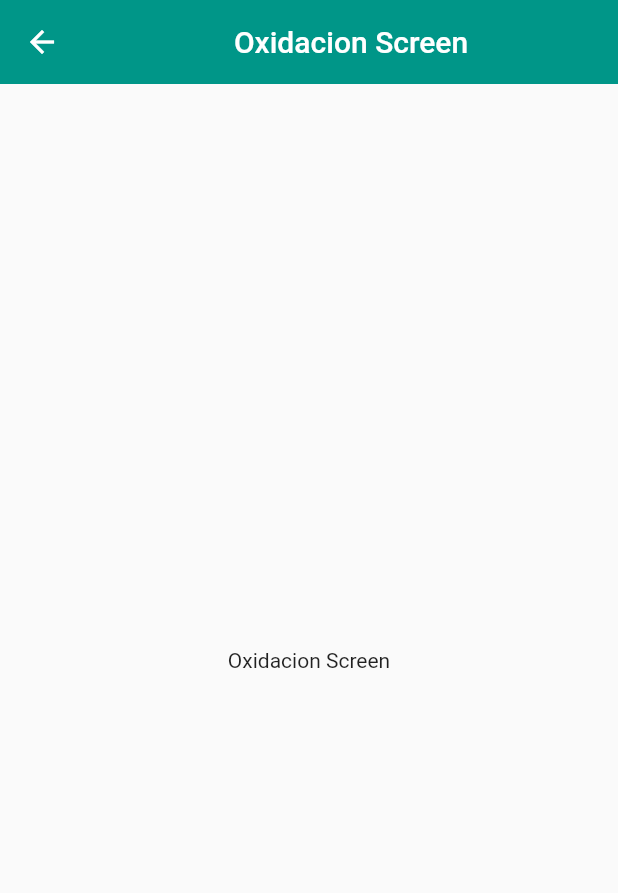
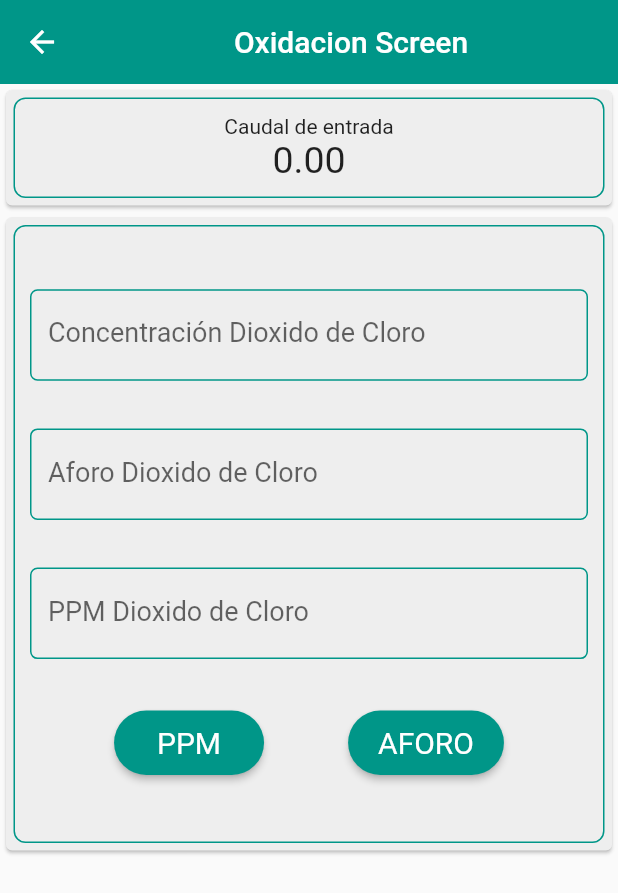
Before and after one commit to hadez2505/dosificacion_getx45, a Flutter app: the OxidacionScreen screen opened by its route, on a phone screen of 412 x 824 dp. Shown: the top 893 px of the screen. Run offline on Flutter 3.47's test engine with Material 2 defaults, Android fonts, the phone set to English and light mode, and no system bars; our stand-ins replace get.

Commit message:
Commit Mac

```diff
--- a/dosificacion/lib/app/core/themes/app_themes.dart
+++ b/dosificacion/lib/app/core/themes/app_themes.dart
@@ -36,8 +36,6 @@ class AppTheme {
         textStyle: MaterialStateProperty.all(const TextStyle(fontSize: 20)),
         minimumSize: MaterialStateProperty.all(const Size(100,40))
       ),
-
-
     )
   );
 }
--- a/dosificacion/lib/app/modules/dosificacion/dosificacion_screen.dart
+++ b/dosificacion/lib/app/modules/dosificacion/dosificacion_screen.dart
@@ -2,6 +2,7 @@ import 'package:flutter/material.dart';
 import 'package:get/get.dart';
 
 
+import '../../core/themes/app_themes.dart';
 import 'local_widgets/altura_canaleta_card.dart';
 import 'package:dosificacion/app/core/utils/controllers.dart';
 import 'package:dosificacion/app/modules/dosificacion/local_widgets/menu_dosificacion.dart';
@@ -19,8 +20,9 @@ class DosificacionScreen extends StatelessWidget {
           child: Column(
             children: [
               AlturaCanaletaCard(function: function,),
-              const Card(
-                child: MenuDosificacion(),
+              Container(
+                decoration: AppTheme.decorationContainer,
+                child: const MenuDosificacion()
               )
             ],
           ),
--- a/dosificacion/lib/app/modules/oxidacion/oxidacion_binding.dart
+++ b/dosificacion/lib/app/modules/oxidacion/oxidacion_binding.dart
@@ -1,6 +1,6 @@
 import 'package:get/get.dart';
 
-import 'package:dosificacion/app/modules/Oxidacion/Oxidacion_controller.dart';
+import 'package:dosificacion/app/modules/oxidacion/oxidacion_controller.dart';
 
 class OxidacionBinding implements Bindings {
 
--- a/dosificacion/lib/app/modules/oxidacion/oxidacion_controller.dart
+++ b/dosificacion/lib/app/modules/oxidacion/oxidacion_controller.dart
@@ -1,5 +1,39 @@
 import 'package:get/get.dart';
 
 class OxidacionController extends GetxController {
+  RxString _concentracionOxidante = '0'.obs;
+  RxString _aforoOxidante = '0'.obs;
+  RxString _ppmOxidante = '0'.obs;
 
+  RxString get concentracionOxidante => _concentracionOxidante;
+  RxString get aforoOxidante => _aforoOxidante;
+  RxString get ppmOxidante => _ppmOxidante;
+
+  void setConcentracionOxidante(String value) {
+    _concentracionOxidante.value = value != '' ? value : '';
+  }
+
+  void setAforoOxidante(String value) {
+    _aforoOxidante.value = value != '' ? value : '';
+  }
+
+  void setPPMOxidante(String value) {
+    _ppmOxidante.value = value != '' ? value : '';
+  }
+
+  void calcularAforoOxidante({required String ppmOxidante, required String caudalTotal}) {
+    _aforoOxidante.value =
+        ((double.parse(caudalTotal) * double.parse(ppmOxidante)) /
+                (double.parse(_concentracionOxidante.value) * 1000) *
+                3600)
+            .toStringAsFixed(2);
+  }
+
+  void calcularPPMOxidante({required String aforoOxidante, required String caudalTotal}) {
+    _ppmOxidante.value = (((double.parse(aforoOxidante) / 3.6) *
+                            double.parse(_concentracionOxidante.value)) /
+                            double.parse(caudalTotal))
+                            .toStringAsFixed(2);
+
+  }
 }
--- a/dosificacion/lib/app/modules/oxidacion/oxidacion_screen.dart
+++ b/dosificacion/lib/app/modules/oxidacion/oxidacion_screen.dart
@@ -1,17 +1,85 @@
+import 'package:dosificacion/app/global_widgets/custom_input_field.dart';
 import 'package:flutter/material.dart';
 import 'package:get/get.dart';
 
+import '../../core/themes/app_themes.dart';
+import '../../core/utils/controllers.dart';
+import 'package:dosificacion/app/global_widgets/caudales_card.dart';
+
 class OxidacionScreen extends StatelessWidget {
-
-  const OxidacionScreen({Key? key}) : super(key: key);
+  OxidacionScreen({Key? key}) : super(key: key);
 
   @override
   Widget build(BuildContext context) {
-    return  Scaffold(
+    Get.find<DosificacionController>().setcaudalTotal();
+    final RxString caudalTotal = Get.find<DosificacionController>().caudalTotal;
+    final size = MediaQuery.of(context).size;
+    final TextEditingController controllerAforo = TextEditingController();
+    final TextEditingController controllerPpm = TextEditingController();
+    const String titulo = 'Caudal de entrada';
+    return Scaffold(
       appBar: AppBar(title: const Center(child: Text('Oxidacion Screen'))),
-      body: const SafeArea(
-        child: Center(child: Text('Oxidacion Screen')),
-      ),
+      body: GetBuilder<OxidacionController>(builder: (_) {
+        return SingleChildScrollView(
+          child: Column(children: [
+            CaudalesCard(titulo: titulo, caudal: caudalTotal),
+            Card(
+              child: Container(
+                margin: const EdgeInsets.all(5),
+                padding: const EdgeInsets.all(10),
+                width: double.infinity,
+                height: size.height * 0.5,
+                decoration: AppTheme.decorationContainer,
+                child: Column(
+                  mainAxisAlignment: MainAxisAlignment.spaceEvenly,
+                  children: [
+                    CustomInputField(
+                      label: 'Concentración Dioxido de Cloro',
+                      hintText: 'Ingrese un valor',
+                      setFunction: _.setConcentracionOxidante,
+                    ),
+                    CustomInputField(
+                      controller: controllerAforo,
+                      label: 'Aforo Dioxido de Cloro',
+                      hintText: 'Ingrese un valor',
+                      setFunction: _.setAforoOxidante,
+                    ),
+                    CustomInputField(
+                      controller: controllerPpm,
+                      label: 'PPM Dioxido de Cloro',
+                      hintText: 'Ingrese un valor',
+                      setFunction: _.setPPMOxidante,
+                    ),
+                    Row(
+                      mainAxisAlignment: MainAxisAlignment.spaceEvenly,
+                      children: [
+                        ElevatedButton(
+                          child: const Text('PPM'),
+                          onPressed: () {
+                            _.calcularPPMOxidante(
+                                aforoOxidante: _.aforoOxidante.value,
+                                caudalTotal: caudalTotal.value);
+                            controllerPpm.text = _.ppmOxidante.value;
+                          },
+                        ),
+                        ElevatedButton(
+                          child: const Text('AFORO'),
+                          onPressed: () {
+                            _.calcularAforoOxidante(
+                                ppmOxidante: _.ppmOxidante.value,
+                                caudalTotal: caudalTotal.value);
+                            controllerAforo.text = _.aforoOxidante.value;
+                          },
+                        )
+                      ],
+                    )
+                  ],
+                ),
+              ),
+            )
+          ]),
+        );
+      }),
     );
   }
 }
--- a/dosificacion/lib/app/routes/dosificacion_route.dart
+++ b/dosificacion/lib/app/routes/dosificacion_route.dart
@@ -9,7 +9,7 @@ class DosificacionRoute {
   static const initialRoute = '/';
 
   static final menuDosificacionOptions = <MenuDosificacionOptionsModel> [
-    MenuDosificacionOptionsModel(route: '/oxidacion',      name: 'OXIDACION',   screen: const OxidacionScreen(),      icon: Icons.invert_colors_on_rounded, binding: OxidacionBinding()),
+    MenuDosificacionOptionsModel(route: '/oxidacion',      name: 'OXIDACION',   screen:  OxidacionScreen(),      icon: Icons.invert_colors_on_rounded, binding: OxidacionBinding()),
     MenuDosificacionOptionsModel(route: '/absorcion',      name: 'CARBON',      screen: const AbsorcionScreen(),      icon: Icons.invert_colors_on_rounded, binding: AbsorcionBinding()),
     MenuDosificacionOptionsModel(route: '/cuagulacion',    name: 'PAC',         screen: const CuagualacionScreen(),   icon: Icons.invert_colors_on_rounded, binding: CuagulacionBinding()),
     MenuDosificacionOptionsModel(route: '/floculacion',    name: 'POLIMERO',    screen: const FloculacionScreen(),    icon: Icons.invert_colors_on_rounded, binding: FloculacionBinding()),
--- a/dosificacion/lib/main.dart
+++ b/dosificacion/lib/main.dart
@@ -1,3 +1,4 @@
+import 'package:dosificacion/app/core/utils/controllers.dart';
 import 'package:flutter/material.dart';
 import 'package:get/get.dart';
 
@@ -10,6 +11,7 @@ void main() {
 
 class MyApp extends StatelessWidget {
   MyApp({Key? key}) : super(key: key);
+  //final DosificacionController dosificacionController = Get.put(DosificacionController());
 
   @override
   Widget build(BuildContext context) {
```
Also changed, not shown: dosificacion/lib/app/modules/dosificacion/local_widgets/menu_dosificacion.dart (+5 -5 lines).
